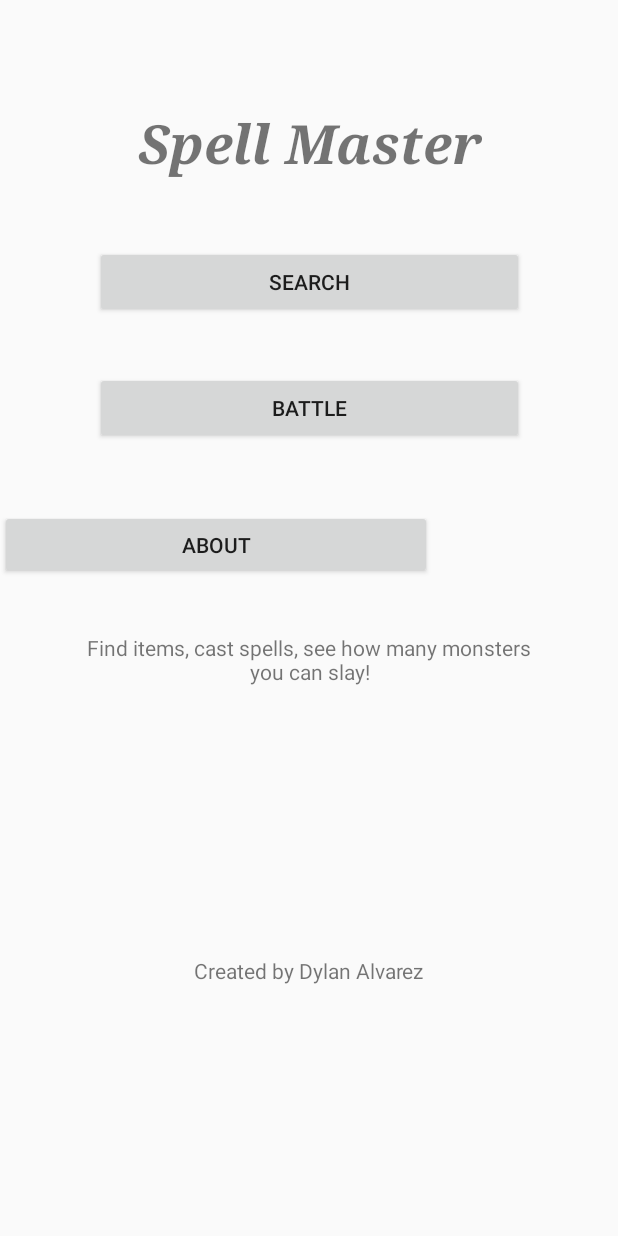
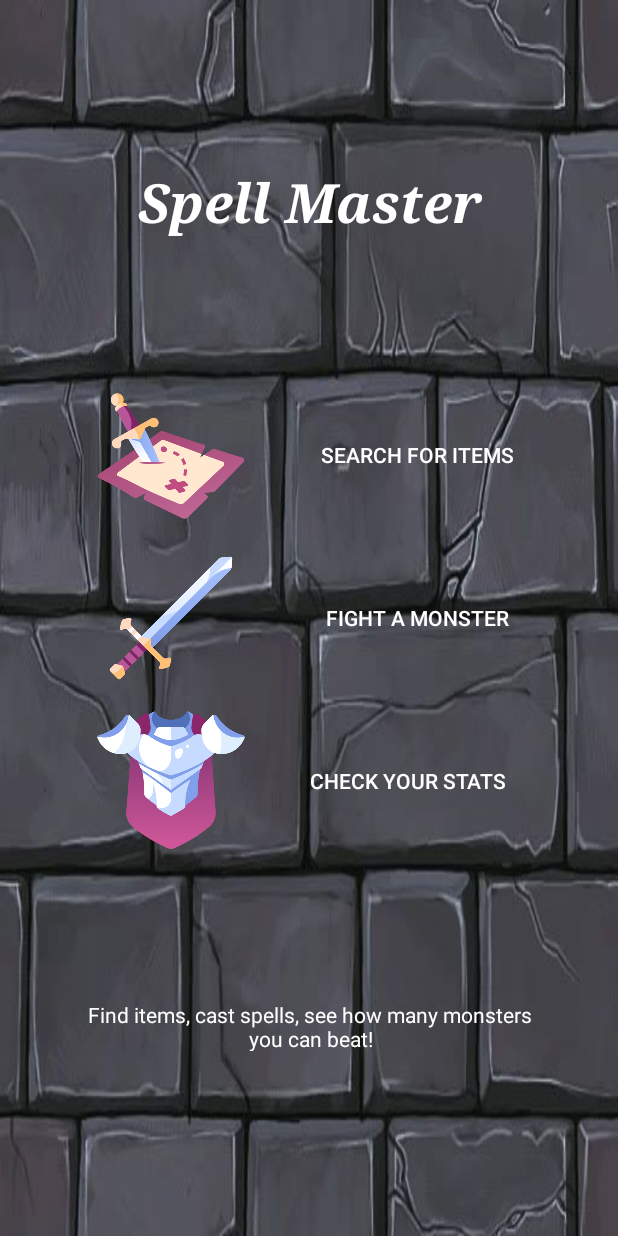
Before and after one commit to dylanalvarez1/RuneMaster, an Android app: the screen it shows after launch (MainActivity), on a phone screen of 412 x 824 dp. Run offline under Robolectric (Android 15) with nearby library versions, the phone set to English and light mode, and no system bars.

Commit message:
update menu ui

```diff
--- a/app/src/main/java/com/example/geeksquad/midtermproject/BattleActivity.java
+++ b/app/src/main/java/com/example/geeksquad/midtermproject/BattleActivity.java
@@ -77,6 +77,7 @@ public class BattleActivity  extends ClosableActivity {
                         enemyTurn = false;
                         if(MainActivity.player.health <= 0) {
                             battleText.offer(MainActivity.player.name + " was defeated! They lost all their gold.");
+                            battleText.offer("");
                         }
                     }
                     if(applyStatus) {
--- a/app/src/main/java/com/example/geeksquad/midtermproject/Spell.java
+++ b/app/src/main/java/com/example/geeksquad/midtermproject/Spell.java
@@ -127,7 +127,7 @@ public class Spell {
         }
         else {
             //You missed
-            BattleActivity.battleText.offer(user.name + "unleashes multiple fireballs at " + target.name + " but they all fail to hit. ");
+            BattleActivity.battleText.offer(user.name + " unleashes multiple fireballs at " + target.name + " but they all fail to hit. ");
         }
 
     }
@@ -222,7 +222,7 @@ public class Spell {
             if(calcDamage < 0) calcDamage = 0;
             target.health -= calcDamage;
             if(target.health < 0) target.health = 0;
-            BattleActivity.battleText.offer(user.name + "shook the ground hit dealing " + Integer.toString(calcDamage) + " damage!");
+            BattleActivity.battleText.offer(user.name + " shook the ground hit dealing " + Integer.toString(calcDamage) + " damage!");
         }
         else {
             //You missed
@@ -245,7 +245,7 @@ public class Spell {
             if(calcDamage < 0) calcDamage = 0;
             target.health -= calcDamage;
             if(target.health < 0) target.health = 0;
-            BattleActivity.battleText.offer("The " + user.name + "shot a grass cannon dealing " + Integer.toString(calcDamage) + " damage!");
+            BattleActivity.battleText.offer("The " + user.name + " shot a grass cannon dealing " + Integer.toString(calcDamage) + " damage!");
         }
         else {
             //You missed
--- a/app/src/main/res/layout/activity_about.xml
+++ b/app/src/main/res/layout/activity_about.xml
@@ -94,4 +94,19 @@
         android:text="Exp: 50"
         app:layout_constraintStart_toStartOf="@+id/playerLevel"
         app:layout_constraintTop_toTopOf="@+id/playerMana" />
+
+    <TextView
+        android:id="@+id/textView4"
+        android:layout_width="289dp"
+        android:layout_height="28dp"
+        android:layout_marginBottom="8dp"
+        android:layout_marginEnd="8dp"
+        android:layout_marginStart="8dp"
+        android:layout_marginTop="8dp"
+        android:text="Created by Dylan Alvarez"
+        android:textAlignment="center"
+        app:layout_constraintBottom_toBottomOf="parent"
+        app:layout_constraintEnd_toEndOf="parent"
+        app:layout_constraintStart_toStartOf="parent"
+        app:layout_constraintTop_toBottomOf="@+id/recoverButton" />
 </android.support.constraint.ConstraintLayout>
--- a/app/src/main/res/layout/activity_battle.xml
+++ b/app/src/main/res/layout/activity_battle.xml
@@ -300,4 +300,5 @@
         app:layout_constraintStart_toStartOf="parent"
         app:layout_constraintTop_toBottomOf="@+id/itemButton2" />
 
+
 </android.support.constraint.ConstraintLayout>
--- a/app/src/main/res/layout/activity_searching.xml
+++ b/app/src/main/res/layout/activity_searching.xml
@@ -5,84 +5,140 @@
     android:id="@+id/relativeLayout2"
     android:layout_width="match_parent"
     android:layout_height="match_parent"
+    android:background="@drawable/stonewall"
     tools:context=".MainActivity">
+
 
     <TextView
         android:id="@+id/textView2"
         android:layout_width="wrap_content"
         android:layout_height="wrap_content"
-        android:layout_marginBottom="44dp"
+        android:layout_marginBottom="8dp"
+        android:layout_marginTop="24dp"
         android:fontFamily="serif"
         android:text="Spell Master"
+        android:textColor="@android:color/white"
         android:textSize="36sp"
         android:textStyle="bold|italic"
         app:layout_constraintBottom_toTopOf="@+id/button"
         app:layout_constraintHorizontal_bias="0.503"
         app:layout_constraintLeft_toLeftOf="parent"
-        app:layout_constraintRight_toRightOf="parent" />
+        app:layout_constraintRight_toRightOf="parent"
+        app:layout_constraintTop_toTopOf="parent" />
 
     <Button
         android:id="@+id/button"
-        android:layout_width="286dp"
-        android:layout_height="wrap_content"
-        android:layout_marginBottom="36dp"
+        android:layout_width="381dp"
+        android:layout_height="100dp"
+        android:layout_marginBottom="8dp"
+        android:background="#00000000"
+        android:color="#FFFFFFFF"
         android:onClick="onSearchClicked"
-        android:padding="20px"
-        android:text="Search"
+        android:paddingLeft="200px"
+        android:text="Search for items"
+        android:textColor="@android:color/white"
         app:layout_constraintBottom_toTopOf="@+id/button2"
+        app:layout_constraintHorizontal_bias="0.666"
         app:layout_constraintLeft_toLeftOf="parent"
-        app:layout_constraintRight_toRightOf="parent" />
+        app:layout_constraintRight_toRightOf="parent"
+        tools:color="@android:color/white"
+        tools:textColor="@android:color/white" />
 
     <Button
         android:id="@+id/button2"
-        android:layout_width="286dp"
-        android:layout_height="wrap_content"
+        android:layout_width="381dp"
+        android:layout_height="101dp"
         android:layout_marginBottom="8dp"
-        android:layout_marginTop="248dp"
+        android:layout_marginTop="8dp"
+        android:background="#00000000"
+        android:color="#00000000"
         android:onClick="onBattleClicked"
-        android:text="Battle"
+        android:paddingLeft="200px"
+        android:text="Fight a monster"
+        android:textColor="@android:color/white"
         app:layout_constraintBottom_toBottomOf="parent"
+        app:layout_constraintHorizontal_bias="0.666"
         app:layout_constraintLeft_toLeftOf="parent"
         app:layout_constraintRight_toRightOf="parent"
         app:layout_constraintTop_toTopOf="parent"
-        app:layout_constraintVertical_bias="0.0" />
+        tools:text="Fight a monster" />
 
     <Button
         android:id="@+id/button3"
-        android:layout_width="288dp"
-        android:layout_height="46dp"
-        android:layout_marginTop="44dp"
+        android:layout_width="381dp"
+        android:layout_height="100dp"
+        android:layout_marginEnd="8dp"
+        android:layout_marginStart="8dp"
+        android:layout_marginTop="8dp"
+        android:background="#00000000"
+        android:color="#00000000"
         android:onClick="onAboutClicked"
-        android:text="About"
-        app:layout_constraintRight_toRightOf="parent"
+        android:paddingLeft="200px"
+        android:text="Check your stats"
+        android:textColor="@android:color/white"
+        app:layout_constraintEnd_toEndOf="parent"
+        app:layout_constraintHorizontal_bias="0.461"
         app:layout_constraintStart_toStartOf="parent"
-        app:layout_constraintTop_toBottomOf="@+id/button2" />
+        app:layout_constraintTop_toBottomOf="@+id/button2"
+        tools:text="Check your stats"
+        tools:textColor="@android:color/white" />
 
     <TextView
         android:id="@+id/textView"
-        android:layout_width="311dp"
-        android:layout_height="48dp"
+        android:layout_width="307dp"
+        android:layout_height="34dp"
+        android:layout_marginBottom="36dp"
         android:layout_marginEnd="8dp"
         android:layout_marginStart="8dp"
-        android:layout_marginTop="36dp"
-        android:text="Find items, cast spells, see how many monsters you can slay!"
+        android:layout_marginTop="8dp"
+        android:text="Find items, cast spells, see how many monsters you can beat!"
         android:textAlignment="center"
+        android:textColor="@android:color/white"
+        app:layout_constraintBottom_toBottomOf="parent"
         app:layout_constraintEnd_toEndOf="parent"
+        app:layout_constraintHorizontal_bias="0.508"
         app:layout_constraintStart_toStartOf="parent"
         app:layout_constraintTop_toBottomOf="@+id/button3" />
 
-    <TextView
-        android:id="@+id/textView3"
-        android:layout_width="wrap_content"
-        android:layout_height="wrap_content"
+    <ImageView
+        android:id="@+id/imageView"
+        android:layout_width="100dp"
+        android:layout_height="100dp"
+        android:layout_marginBottom="8dp"
+        android:layout_marginEnd="8dp"
+        android:layout_marginStart="8dp"
+        app:layout_constraintBottom_toTopOf="@+id/imageView2"
+        app:layout_constraintEnd_toEndOf="parent"
+        app:layout_constraintHorizontal_bias="0.19"
+        app:layout_constraintStart_toStartOf="parent"
+        app:srcCompat="@drawable/map" />
+
+    <ImageView
+        android:id="@+id/imageView2"
+        android:layout_width="100dp"
+        android:layout_height="100dp"
         android:layout_marginBottom="8dp"
         android:layout_marginEnd="8dp"
         android:layout_marginStart="8dp"
         android:layout_marginTop="8dp"
-        android:text="Created by Dylan Alvarez"
         app:layout_constraintBottom_toBottomOf="parent"
         app:layout_constraintEnd_toEndOf="parent"
+        app:layout_constraintHorizontal_bias="0.19"
         app:layout_constraintStart_toStartOf="parent"
-        app:layout_constraintTop_toBottomOf="@+id/textView" />
+        app:layout_constraintTop_toTopOf="parent"
+        app:srcCompat="@drawable/sword" />
+
+    <ImageView
+        android:id="@+id/imageView3"
+        android:layout_width="100dp"
+        android:layout_height="100dp"
+        android:layout_marginEnd="8dp"
+        android:layout_marginStart="8dp"
+        android:layout_marginTop="8dp"
+        app:layout_constraintEnd_toEndOf="parent"
+        app:layout_constraintHorizontal_bias="0.19"
+        app:layout_constraintStart_toStartOf="parent"
+        app:layout_constraintTop_toBottomOf="@+id/imageView2"
+        app:srcCompat="@drawable/armor" />
 
 </android.support.constraint.ConstraintLayout>
```
Also changed, not shown: app/src/main/res/drawable-v24/armor.png (added), app/src/main/res/drawable-v24/map.png (added), app/src/main/res/drawable-v24/stonewall.jpg (added), app/src/main/res/drawable-v24/sword.png (added).
